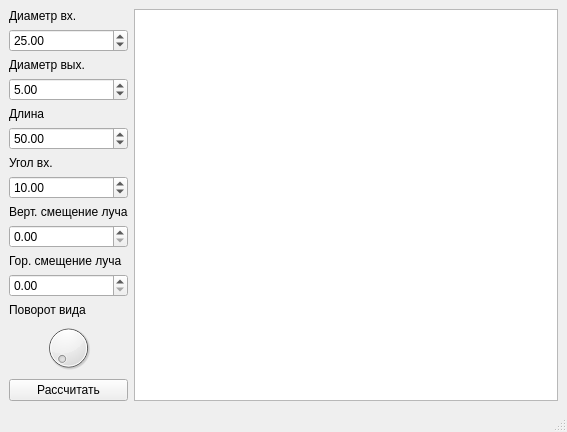
Qt form mainwindow.ui (cool-palace/Focon) before a commit.
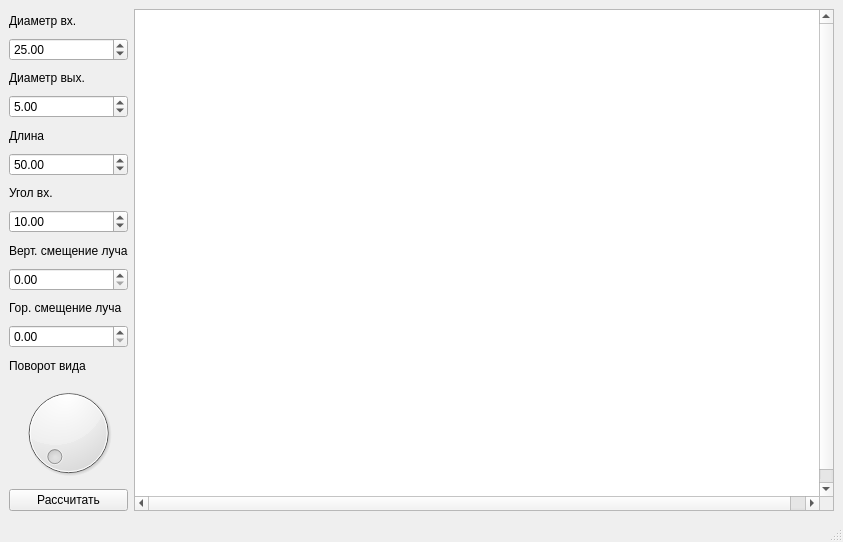
The same form after that commit.

Commit message: Enabled window resizing

Patch:
```diff
--- a/mainwindow.ui
+++ b/mainwindow.ui
@@ -6,8 +6,8 @@
    <rect>
     <x>0</x>
     <y>0</y>
-    <width>567</width>
-    <height>425</height>
+    <width>836</width>
+    <height>542</height>
    </rect>
   </property>
   <property name="windowTitle">
@@ -162,11 +162,38 @@
         </item>
        </layout>
       </item>
-      <item>
-       <widget class="QGraphicsView" name="view"/>
-      </item>
      </layout>
     </item>
+    <item row="0" column="1">
+     <widget class="QGraphicsView" name="view">
+      <property name="minimumSize">
+       <size>
+        <width>700</width>
+        <height>500</height>
+       </size>
+      </property>
+      <property name="baseSize">
+       <size>
+        <width>700</width>
+        <height>500</height>
+       </size>
+      </property>
+      <property name="sceneRect">
+       <rectf>
+        <x>0.000000000000000</x>
+        <y>0.000000000000000</y>
+        <width>700.000000000000000</width>
+        <height>500.000000000000000</height>
+       </rectf>
+      </property>
+      <property name="renderHints">
+       <set>QPainter::Antialiasing|QPainter::TextAntialiasing</set>
+      </property>
+      <property name="resizeAnchor">
+       <enum>QGraphicsView::AnchorViewCenter</enum>
+      </property>
+     </widget>
+    </item>
    </layout>
   </widget>
   <widget class="QStatusBar" name="statusbar"/>
```
The commit also changes 3 other files.
